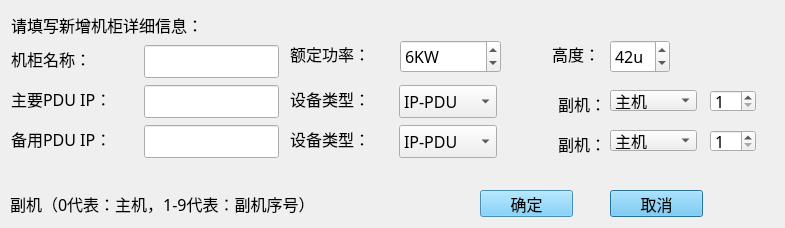
The window that CleverManagerV3/cabinets/cab_adddlg.ui (ChinaClever/CleverManagerV3) describes before a commit, drawn with Qt 5.
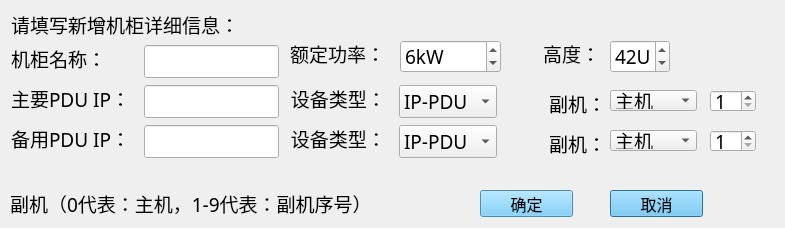
The same window after the commit.

The edit to the form file:
```diff
--- a/CleverManagerV3/cabinets/cab_adddlg.ui
+++ b/CleverManagerV3/cabinets/cab_adddlg.ui
@@ -13,7 +13,7 @@
   <property name="font">
    <font>
     <family>微软雅黑</family>
-    <pointsize>12</pointsize>
+    <pointsize>14</pointsize>
    </font>
   </property>
   <property name="windowTitle">
@@ -90,7 +90,7 @@
      </rect>
     </property>
     <property name="suffix">
-     <string>u</string>
+     <string>U</string>
     </property>
     <property name="minimum">
      <number>1</number>
@@ -299,7 +299,7 @@
      </rect>
     </property>
     <property name="suffix">
-     <string>KW</string>
+     <string>kW</string>
     </property>
     <property name="minimum">
      <number>1</number>
```
